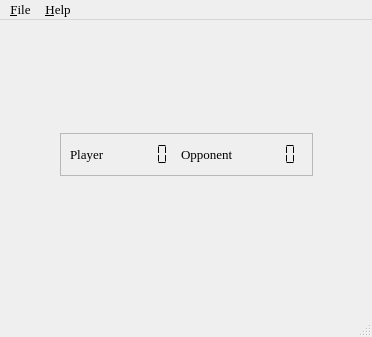
First picture: the form in ui.d/maxit.ui, repository nurfalie/maxit, before the edit.
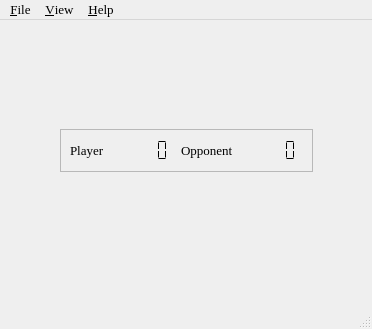
Second picture: the form after the edit.

The edit to the form file:
```diff
--- a/ui.d/maxit.ui
+++ b/ui.d/maxit.ui
@@ -6,7 +6,7 @@
     <x>0</x>
     <y>0</y>
     <width>372</width>
-    <height>337</height>
+    <height>329</height>
    </rect>
   </property>
   <property name="font" >
@@ -231,7 +231,13 @@
     </property>
     <addaction name="action_About" />
    </widget>
+   <widget class="QMenu" name="menu_View" >
+    <property name="title" >
+     <string>&amp;View</string>
+    </property>
+   </widget>
    <addaction name="menu_File" />
+   <addaction name="menu_View" />
    <addaction name="menu_Help" />
   </widget>
   <widget class="QStatusBar" name="statusbar" />
```
Left out of the diff: 18 changed lines with no effect on the pictures.
